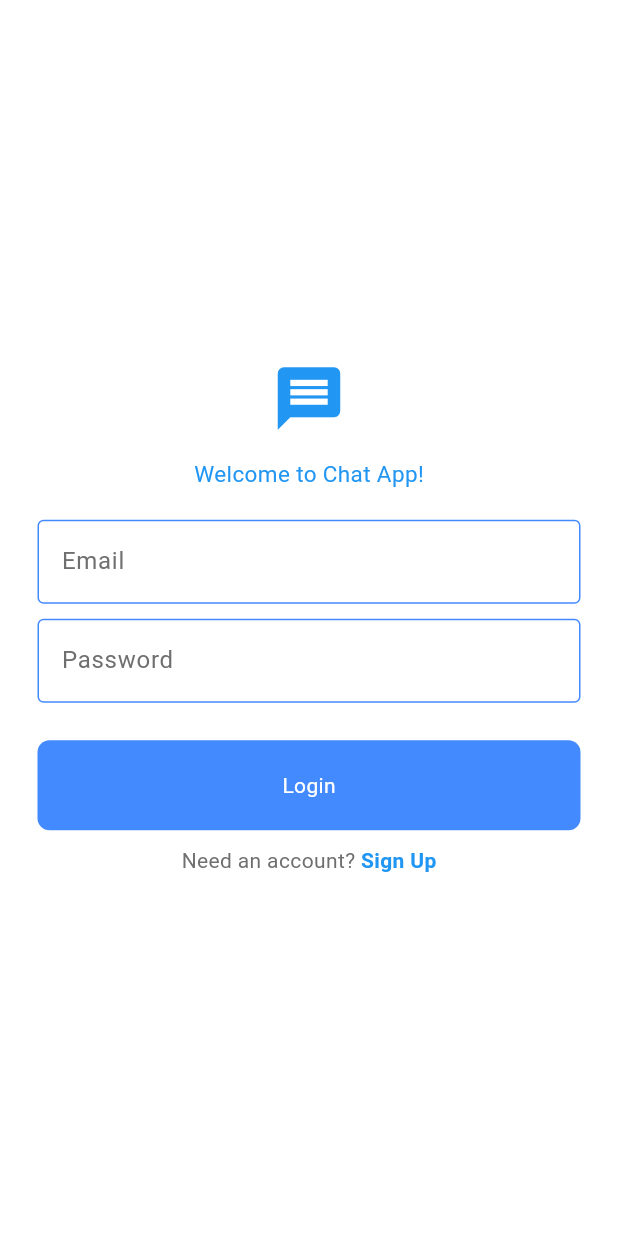
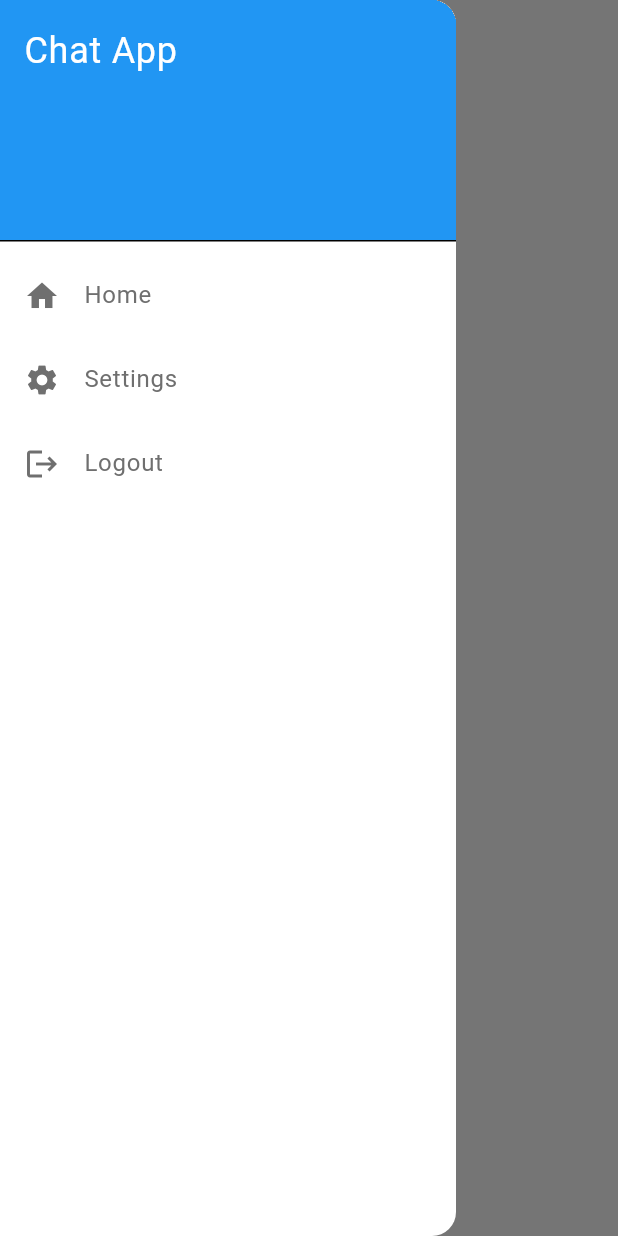
Before and after one commit to isaacLara1214/MAD_HW4, a Flutter app: the screen it shows after launch, with the side drawer open (before the commit the screen has no drawer), on a phone screen of 412 x 824 dp. Run offline on Flutter 3.47's test engine with Material 3 defaults, Android fonts, the phone set to English and light mode, and no system bars; our stand-ins replace firebase_auth, firebase_core; accounts and stored records are empty.

Commit message:
working settings drawer
firebase not connecting properly for auth...

```diff
--- a/hw4/lib/authentication/auth_gate.dart
+++ b/hw4/lib/authentication/auth_gate.dart
@@ -15,7 +15,7 @@ class AuthGate extends StatelessWidget {
           if (snapshot.hasData) {
             return const HomePage();
           } else {
-            return LoginOrRegister();
+            return const LoginOrRegister();
           }
         },
       ),
--- /dev/null
+++ b/hw4/lib/components/my_drawer.dart
@@ -0,0 +1,51 @@
+import 'package:flutter/material.dart';
+import 'package:hw4/pages/settings_page.dart';
+
+class MyDrawer extends StatelessWidget {
+  const MyDrawer({super.key});
+
+  @override
+  Widget build(BuildContext context) {
+    return Drawer(
+      child: ListView(
+        padding: EdgeInsets.zero,
+        children: [
+          DrawerHeader(
+            decoration: BoxDecoration(color: Colors.blue),
+            child: Text(
+              'Chat App',
+              style: TextStyle(color: Colors.white, fontSize: 24),
+            ),
+          ),
+          ListTile(
+            leading: Icon(Icons.home),
+            title: Text('Home'),
+            onTap: () {
+              Navigator.pop(context); // Close the drawer
+              // Navigate to home page if needed
+            },
+          ),
+          ListTile(
+            leading: Icon(Icons.settings),
+            title: Text('Settings'),
+            onTap: () {
+              Navigator.pop(context); // Close the drawer
+              Navigator.push(
+                context,
+                MaterialPageRoute(builder: (context) => SettingsPage()),
+              );
+            },
+          ),
+          ListTile(
+            leading: Icon(Icons.logout),
+            title: Text('Logout'),
+            onTap: () {
+              Navigator.pop(context); // Close the drawer
+              // Implement logout logic here
+            },
+          ),
+        ],
+      ),
+    );
+  }
+}
--- a/hw4/lib/main.dart
+++ b/hw4/lib/main.dart
@@ -1,7 +1,7 @@
 import 'package:firebase_core/firebase_core.dart';
 import 'package:flutter/material.dart';
-import 'package:hw4/authentication/login_or_register.dart';
 import 'package:hw4/firebase_options.dart';
+import 'package:hw4/pages/home_page.dart';
 import 'theme/light_mode.dart';
 import 'authentication/auth_gate.dart';
 
@@ -19,7 +19,7 @@ class MyApp extends StatelessWidget {
     return MaterialApp(
       debugShowCheckedModeBanner: false,
       theme: lightMode, // Apply your custom light theme
-      home: LoginOrRegister(),
+      home: const HomePage(),
     );
   }
 }
--- a/hw4/lib/pages/home_page.dart
+++ b/hw4/lib/pages/home_page.dart
@@ -1,10 +1,11 @@
 import 'package:flutter/material.dart';
+import 'package:hw4/components/my_drawer.dart';
 
 class HomePage extends StatelessWidget {
   const HomePage({super.key});
 
   @override
   Widget build(BuildContext context) {
-    return Scaffold(appBar: AppBar(title: Text("Home")));
+    return Scaffold(appBar: AppBar(title: Text("Home")), drawer: MyDrawer());
   }
 }
--- a/hw4/pubspec.yaml
+++ b/hw4/pubspec.yaml
@@ -36,6 +36,7 @@ dependencies:
   cupertino_icons: ^1.0.8
   firebase_core: ^3.13.0
   firebase_auth: ^5.5.2
+  cloud_firestore: ^5.6.0
 
 dev_dependencies:
   flutter_test:
```
Also changed, not shown: hw4/lib/authentication/auth_service.dart (+63 -1 lines), hw4/lib/pages/register_page.dart (+34 -3 lines), hw4/lib/pages/settings_page.dart (added, +15 -0 lines), hw4/pubspec.lock, 3 other files.
